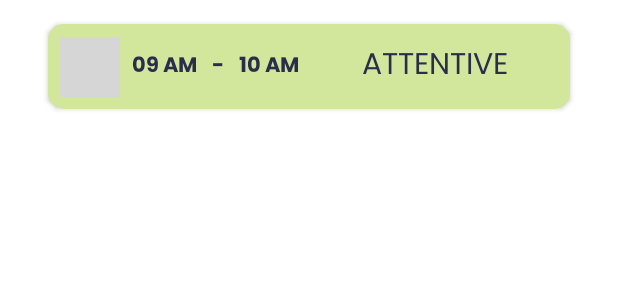
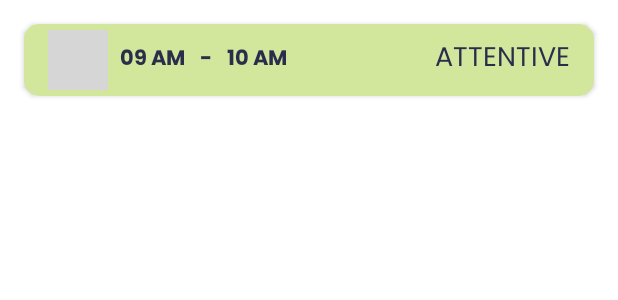
Before and after one commit to prasoonsoni/SLOE, an Android app: the layout layout_class.xml on its own in the app's theme, with its tools: preview values and no code run, on a phone screen of 412 x 824 dp. Shown: the top 300 px of the screen. Run offline under Robolectric (Android 15) with nearby library versions, the phone set to English and light mode, and no system bars; grey boxes are pictures that could not be loaded.

Commit message:
UI Bugs Fixed

```diff
--- a/app/build.gradle
+++ b/app/build.gradle
@@ -1,5 +1,6 @@
 plugins {
     id 'com.android.application'
+    id 'com.google.gms.google-services'
 }
 
 android {
--- a/app/src/main/res/layout/activity_main.xml
+++ b/app/src/main/res/layout/activity_main.xml
@@ -70,7 +70,7 @@
         android:layout_marginEnd="16dp"
         android:layout_marginBottom="16dp"
         android:visibility="invisible"
-        app:layout_constraintBottom_toBottomOf="parent"
+        app:layout_constraintBottom_toTopOf="@+id/logout"
         app:layout_constraintEnd_toEndOf="parent"
         app:layout_constraintHorizontal_bias="0.0"
         app:layout_constraintStart_toStartOf="parent"
@@ -117,7 +117,7 @@
         android:layout_width="0dp"
         android:layout_height="wrap_content"
         android:layout_marginStart="16dp"
-        android:layout_marginTop="8dp"
+        android:layout_marginTop="16dp"
         android:layout_marginEnd="16dp"
         android:fontFamily="@font/poppins"
         android:gravity="center"
--- a/app/src/main/res/layout/layout_class.xml
+++ b/app/src/main/res/layout/layout_class.xml
@@ -10,9 +10,9 @@
         android:id="@+id/classCard"
         android:layout_width="0dp"
         android:layout_height="wrap_content"
-        android:layout_marginStart="32dp"
+        android:layout_marginStart="16dp"
         android:layout_marginTop="16dp"
-        android:layout_marginEnd="32dp"
+        android:layout_marginEnd="16dp"
         android:layout_marginBottom="16dp"
         app:cardBackgroundColor="#d2e69c"
         app:cardCornerRadius="10dp"
@@ -21,28 +21,37 @@
         app:layout_constraintStart_toStartOf="parent"
         app:layout_constraintTop_toTopOf="parent">
 
-        <androidx.constraintlayout.widget.ConstraintLayout
-            android:layout_width="match_parent"
-            android:layout_height="match_parent">
-
         <LinearLayout
             android:id="@+id/linearLayout2"
-                android:layout_width="wrap_content"
-                android:layout_height="wrap_content"
-                android:layout_marginStart="8dp"
-                android:layout_marginTop="16dp"
-                android:layout_marginBottom="16dp"
+            android:layout_width="match_parent"
+            android:layout_height="match_parent"
+            android:layout_marginStart="16dp"
+            android:layout_marginTop="4dp"
+            android:layout_marginEnd="16dp"
+            android:layout_marginBottom="4dp"
             android:orientation="horizontal"
             app:layout_constraintBottom_toBottomOf="parent"
             app:layout_constraintStart_toEndOf="@+id/imageView"
             app:layout_constraintTop_toTopOf="parent"
             app:layout_constraintVertical_bias="0.0">
 
+            <ImageView
+                android:id="@+id/imageView"
+                android:layout_width="40dp"
+                android:layout_height="40dp"
+                android:layout_gravity="center"
+                android:layout_marginEnd="8dp"
+                app:layout_constraintBottom_toBottomOf="@+id/linearLayout2"
+                app:layout_constraintEnd_toStartOf="@+id/linearLayout2"
+                app:layout_constraintStart_toStartOf="parent"
+                app:layout_constraintTop_toTopOf="@+id/linearLayout2"
+                app:srcCompat="@drawable/calender" />
+
             <TextView
                 android:id="@+id/startTime"
                 android:layout_width="wrap_content"
                 android:layout_height="wrap_content"
-                    android:layout_weight="1"
+                android:layout_gravity="center"
                 android:fontFamily="@font/poppins_bold"
                 android:text="09 AM"
                 android:textColor="@color/text_color" />
@@ -51,9 +60,9 @@
                 android:id="@+id/textView5"
                 android:layout_width="wrap_content"
                 android:layout_height="wrap_content"
+                android:layout_gravity="center"
                 android:layout_marginLeft="10dp"
                 android:layout_marginRight="10dp"
-                    android:layout_weight="1"
                 android:fontFamily="@font/poppins_bold"
                 android:text="-"
                 android:textColor="@color/text_color" />
@@ -62,38 +71,25 @@
                 android:id="@+id/endTime"
                 android:layout_width="wrap_content"
                 android:layout_height="wrap_content"
-                    android:layout_weight="1"
+                android:layout_gravity="center"
                 android:fontFamily="@font/poppins_bold"
                 android:text="10 AM"
                 android:textColor="@color/text_color" />
-            </LinearLayout>
-
-            <ImageView
-                android:id="@+id/imageView"
-                android:layout_width="40dp"
-                android:layout_height="40dp"
-                android:layout_marginStart="8dp"
-                android:layout_marginEnd="31dp"
-                app:layout_constraintBottom_toBottomOf="@+id/linearLayout2"
-                app:layout_constraintEnd_toStartOf="@+id/linearLayout2"
-                app:layout_constraintStart_toStartOf="parent"
-                app:layout_constraintTop_toTopOf="@+id/linearLayout2"
-                app:srcCompat="@drawable/calender" />
 
             <TextView
                 android:id="@+id/mood"
                 android:layout_width="wrap_content"
                 android:layout_height="wrap_content"
-                android:layout_marginStart="16dp"
-                android:layout_marginEnd="16dp"
+                android:layout_gravity="center"
+                android:layout_marginStart="8dp"
+                android:layout_weight="1"
                 android:fontFamily="@font/poppins"
                 android:text="ATTENTIVE"
+                android:textAlignment="viewEnd"
                 android:textColor="@color/text_color"
-                android:textSize="20sp"
-                app:layout_constraintBottom_toBottomOf="@+id/linearLayout2"
-                app:layout_constraintEnd_toEndOf="parent"
-                app:layout_constraintStart_toEndOf="@+id/linearLayout2"
-                app:layout_constraintTop_toTopOf="@+id/linearLayout2" />
-        </androidx.constraintlayout.widget.ConstraintLayout>
+                android:textSize="18sp"
+                tools:layout_editor_absoluteX="274dp"
+                tools:layout_editor_absoluteY="16dp" />
+        </LinearLayout>
     </androidx.cardview.widget.CardView>
 </androidx.constraintlayout.widget.ConstraintLayout>
--- a/build.gradle
+++ b/build.gradle
@@ -6,6 +6,7 @@ buildscript {
     }
     dependencies {
         classpath "com.android.tools.build:gradle:4.1.2"
+        classpath 'com.google.gms:google-services:4.3.5'
 
         // NOTE: Do not place your application dependencies here; they belong
         // in the individual module build.gradle files
```
Lines whose indentation alone changed are shown as unchanged.
